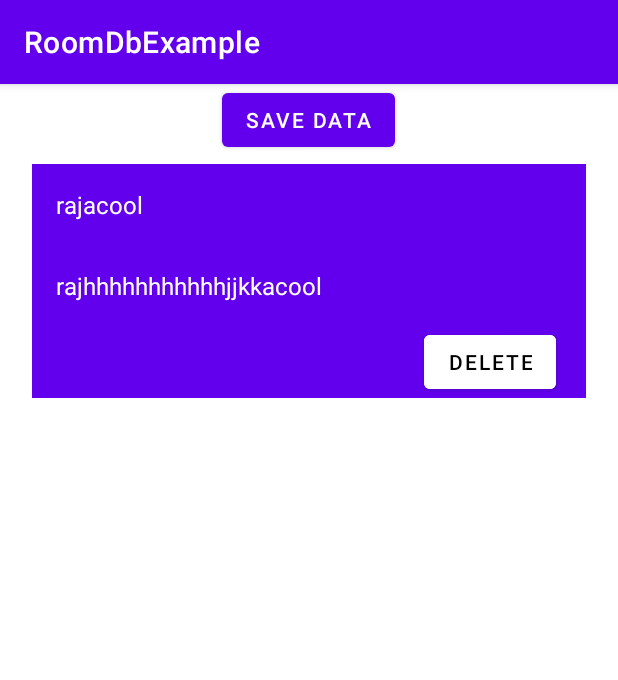
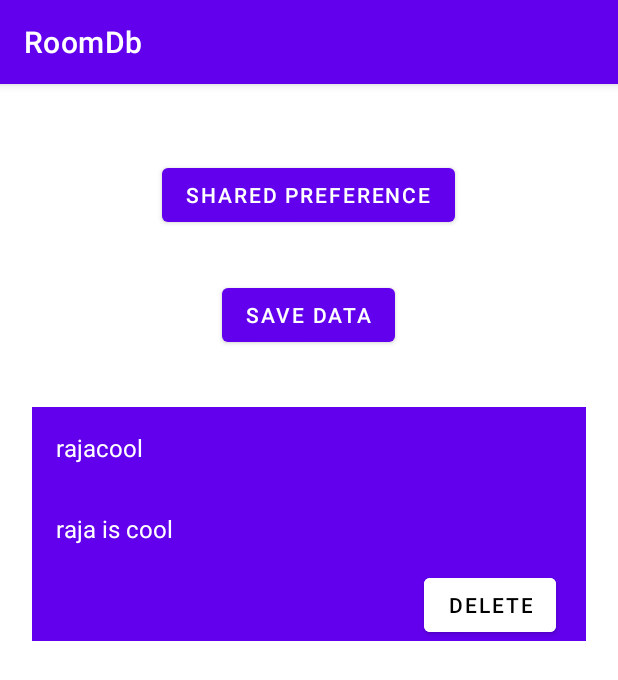
Before and after one commit to samanjhutty/Android-RoomDB, an Android app: the MainActivity screen opened directly, with no data from a screen before it, after a tap on "SAVE DATA", on a phone screen of 412 x 824 dp. Shown: the top 680 px of the screen. Run offline under Robolectric (Android 15) with nearby library versions, the phone set to English and light mode, and no system bars; our stand-ins replace Room's generated code, data binding.

Commit message:
shared preference linked

```diff
--- a/app/build.gradle
+++ b/app/build.gradle
@@ -12,7 +12,7 @@ android {
         minSdk 20
         targetSdk 30
         versionCode 1
-        versionName "1.0"
+        versionName "1.1"
         multiDexEnabled = true
         testInstrumentationRunner "androidx.test.runner.AndroidJUnitRunner"
     }
--- a/app/src/main/java/com/o7solutions/roomdbexample/MainActivity.kt
+++ b/app/src/main/java/com/o7solutions/roomdbexample/MainActivity.kt
@@ -1,5 +1,6 @@
 package com.o7solutions.roomdbexample
 
+import android.content.Intent
 import android.os.AsyncTask
 import androidx.appcompat.app.AppCompatActivity
 import android.os.Bundle
@@ -19,9 +20,12 @@ class MainActivity : AppCompatActivity() {
             enteredData()
             supportFragmentManager.beginTransaction().replace(R.id.MyContainer,ShowNoteFragment()).commit()
         }
+        findViewById<Button>(R.id.btn_shared_preference).setOnClickListener{
+
+            val a=Intent(this,AnotherActivity::class.java)
+            startActivity(a)
+        }
     }
-
-
 
     fun enteredData(){
 
@@ -30,7 +34,7 @@ class MainActivity : AppCompatActivity() {
             override fun doInBackground(vararg p0: Void?): Void? {
                 val note=NoteEntity()
                 note.title="rajacool"
-                note.desc="rajhhhhhhhhhhhjjkkacool"
+                note.desc="raja is cool"
 
                 AppDb.getDatabase(this@MainActivity).noteDao().saveData(note)
                 return null
--- a/app/src/main/java/com/o7solutions/roomdbexample/adapter/RecyclerViewAdapterShowNotes.kt
+++ b/app/src/main/java/com/o7solutions/roomdbexample/adapter/RecyclerViewAdapterShowNotes.kt
@@ -46,7 +46,7 @@ class RecyclerViewAdapterShowNotes(private val list: List<NoteEntity> ,var conte
             val obj=UpdateFragment()
             val bundle=Bundle()
 
-//            bundle.putString("id",item.id.toString())
+            bundle.putInt("id", item.id!!)
             bundle.putString("title",item.title)
             bundle.putString("desc",item.desc)
             obj.arguments=bundle
--- a/app/src/main/res/layout/activity_main.xml
+++ b/app/src/main/res/layout/activity_main.xml
@@ -7,10 +7,21 @@
     android:orientation="vertical"
     tools:context=".MainActivity">
 
-    <Button android:id="@+id/btnSave"
+    <Button
+        android:layout_marginTop="50dp"
+        android:id="@+id/btn_shared_preference"
+        android:layout_width="wrap_content"
+        android:layout_height="wrap_content"
+        android:text="Shared Preference"
+        android:layout_marginBottom="32dp"
+        android:layout_gravity="center"/>
+
+    <Button
+        android:id="@+id/btnSave"
         android:layout_width="wrap_content"
         android:layout_height="wrap_content"
         android:text="Save Data"
+        android:layout_marginBottom="32dp"
         android:layout_gravity="center_horizontal"
         app:layout_constraintBottom_toBottomOf="parent"
         app:layout_constraintLeft_toLeftOf="parent"
--- a/app/src/main/res/values/strings.xml
+++ b/app/src/main/res/values/strings.xml
@@ -1,5 +1,3 @@
 <resources>
-    <string name="app_name">RoomDbExample</string>
-    <!-- TODO: Remove or change this placeholder text -->
-    <string name="hello_blank_fragment">Hello blank fragment</string>
+    <string name="app_name">RoomDb</string>
 </resources>
```
Also changed, not shown: app/src/main/java/com/o7solutions/roomdbexample/AnotherActivity.kt (+8 -1 lines), app/src/main/java/com/o7solutions/roomdbexample/fragments/UpdateFragment.kt (+4 -4 lines), app/src/main/res/layout/activity_another.xml (+10 -1 lines).
